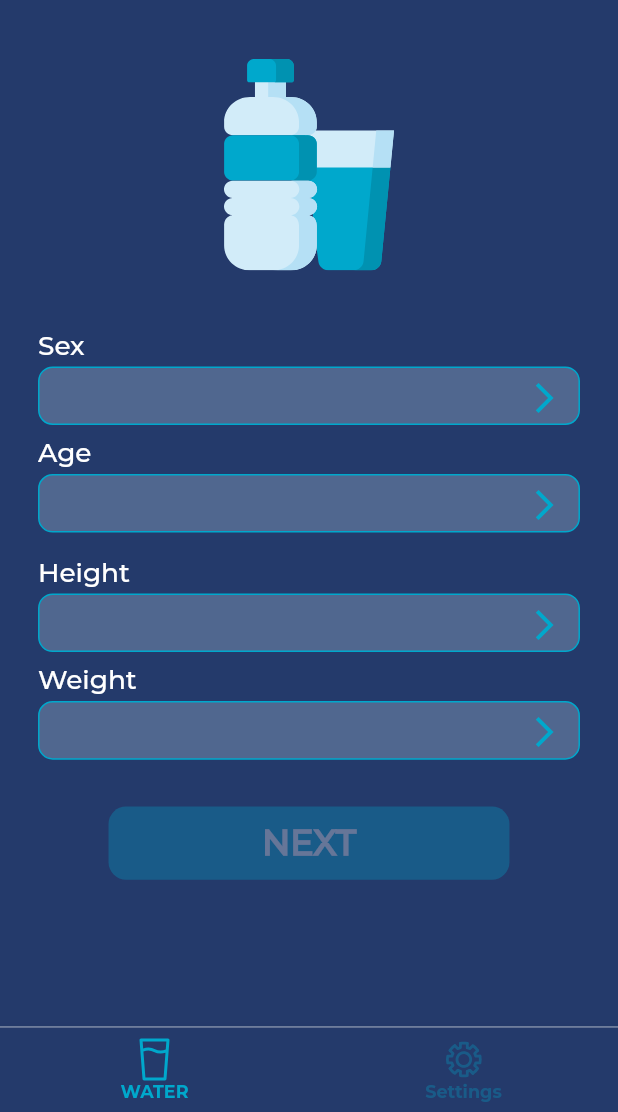
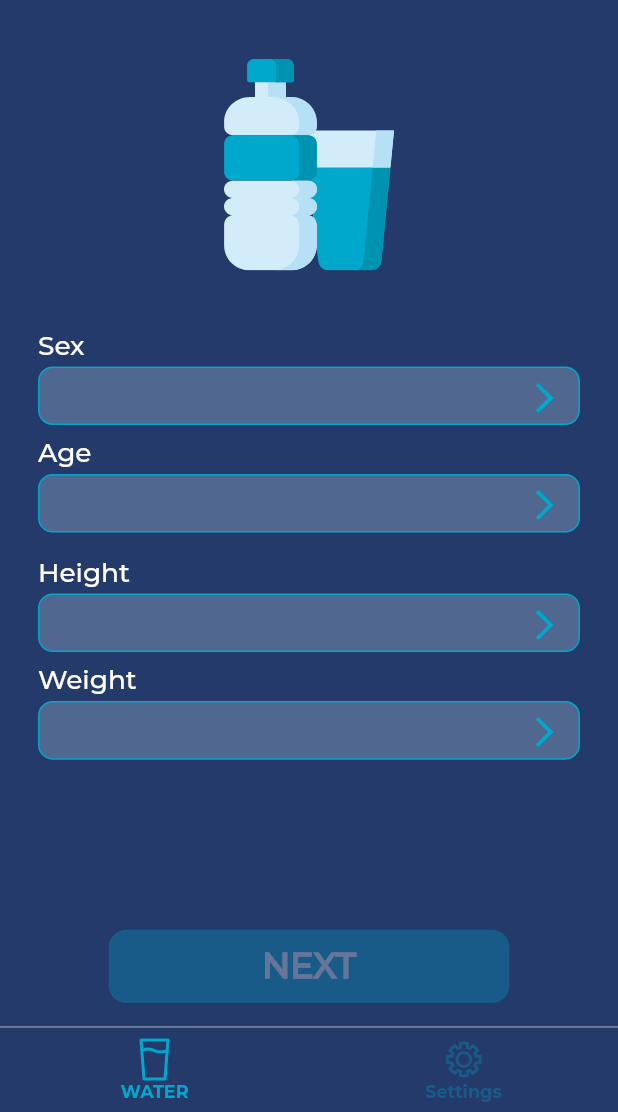
Before and after one commit to GhostuSs/1xWet, a Flutter app: the screen it shows after launch, item 2 of the bottom bar chosen, on a phone screen of 412 x 824 dp, the part 124-1236 px from its top. Run offline on Flutter 3.47's test engine with Material 2 defaults, Android fonts, the light colour scheme and no system bars; our stand-ins replace flutter_screenutil, flutter_svg, flutter_svg_provider, hive, webview_flutter; accounts and stored records are empty.

Commit message:
'features: intro screen'

```diff
--- a/lib/main.dart
+++ b/lib/main.dart
@@ -32,6 +32,8 @@ Future<void> main() async {
   // final boxs = await Hive.openBox<WaterDaysInMonth>('data');
   // await boxs.clear();
   // await box.clear();
+  // final boxf = await Hive.openBox<bool>('premium');
+  // await boxf.clear();
   if(box.isEmpty==true)box.put('userdata', UserData());
   final prem = await Hive.openBox<bool>('premium');
   if (prem.values.isEmpty) await prem.put('premium', false);
--- a/lib/ui/description/ui/description_screen.dart
+++ b/lib/ui/description/ui/description_screen.dart
@@ -38,6 +38,7 @@ class _DescriptionScreenState extends State<DescriptionScreen> {
   @override
   Widget build(BuildContext context) {
     drankMl=0;
+    waterVal=0;
     for (int i = 0; i < widget.dayWater.waterValues!.length; i++) {
       drankMl += widget.dayWater.waterValues![i];
     }
@@ -148,7 +149,7 @@ class _DescriptionScreenState extends State<DescriptionScreen> {
               children: [
                 for (int elements in widget.dayWater.waterValues!)
                   Padding(
-                    padding: EdgeInsets.symmetric(horizontal: 26.w,vertical: 10.h),
+                    padding: EdgeInsets.symmetric(horizontal: 24.w,vertical: 10.h),
                     child: WaterWidget(water: elements),
                   ),
               ],
@@ -164,7 +165,7 @@ class _DescriptionScreenState extends State<DescriptionScreen> {
                     builder: (_) => RawBottomSheet(
                         label: 'Water',
                         data: waterData,
-                        onSelectedItemChanged: (value) => waterVal=value*10,
+                        onSelectedItemChanged: (value) => waterVal=value*10+10,
                         onCancel: () {
                           waterVal=0;
                           Navigator.pop(context);
@@ -173,6 +174,7 @@ class _DescriptionScreenState extends State<DescriptionScreen> {
                           if(waterVal==0){
                             waterVal=10;
                           }
+                          print(waterVal);
                           final box = await Hive.openBox<WaterDaysInMonth>('data');
                           final listData = box.values.first;
                           List<int> list = widget.dayWater.waterValues!;
--- a/lib/ui/fill_data/ui/fill_data.dart
+++ b/lib/ui/fill_data/ui/fill_data.dart
@@ -151,6 +151,7 @@ class _FillDataScreenState extends State<FillDataScreen> {
             SizedBox(
               height: 32.h,
             ),
+            Spacer(),
             Opacity(
               opacity: age.isNotEmpty &&
                       sex.isNotEmpty &&
@@ -158,6 +159,8 @@ class _FillDataScreenState extends State<FillDataScreen> {
                       weight.isNotEmpty
                   ? 1.0
                   : 0.3,
+              child: Padding(
+                padding: EdgeInsets.only(bottom: 16.h),
                 child: InkWell(
                   onTap: age.isNotEmpty &&
                       sex.isNotEmpty &&
@@ -194,6 +197,7 @@ class _FillDataScreenState extends State<FillDataScreen> {
                     ),
                   ),
                 ),
+              ),
             )
           ],
         ),
```
Also changed, not shown: 2 other files. Lines whose indentation alone changed are shown as unchanged.
